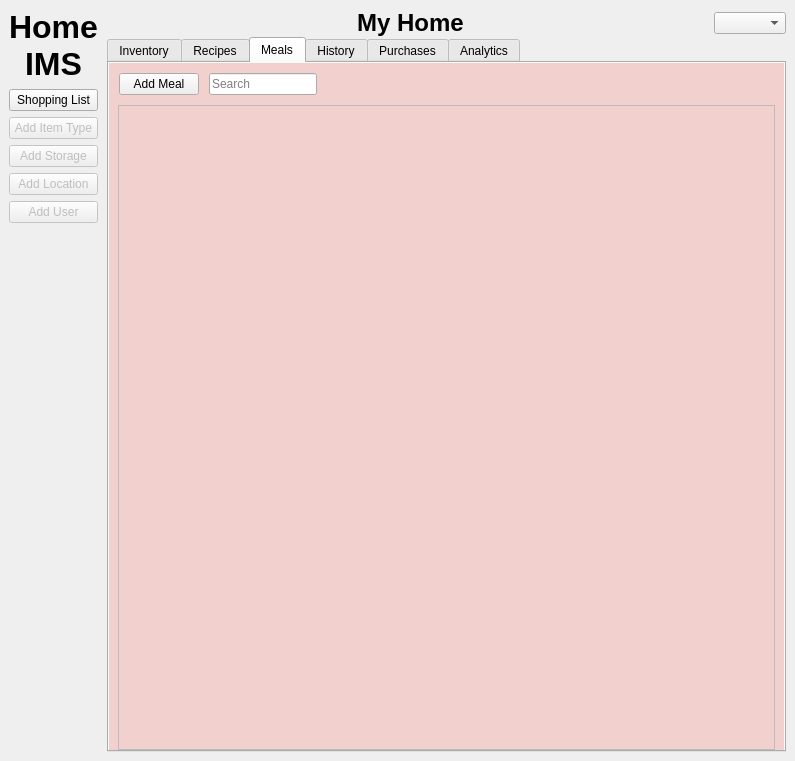
Before: the Qt Designer form home_ims/src/view/ui/main.ui in isaac-ucalgary/CPSC471_Fall2024_GroupProject, drawn with Qt 5.
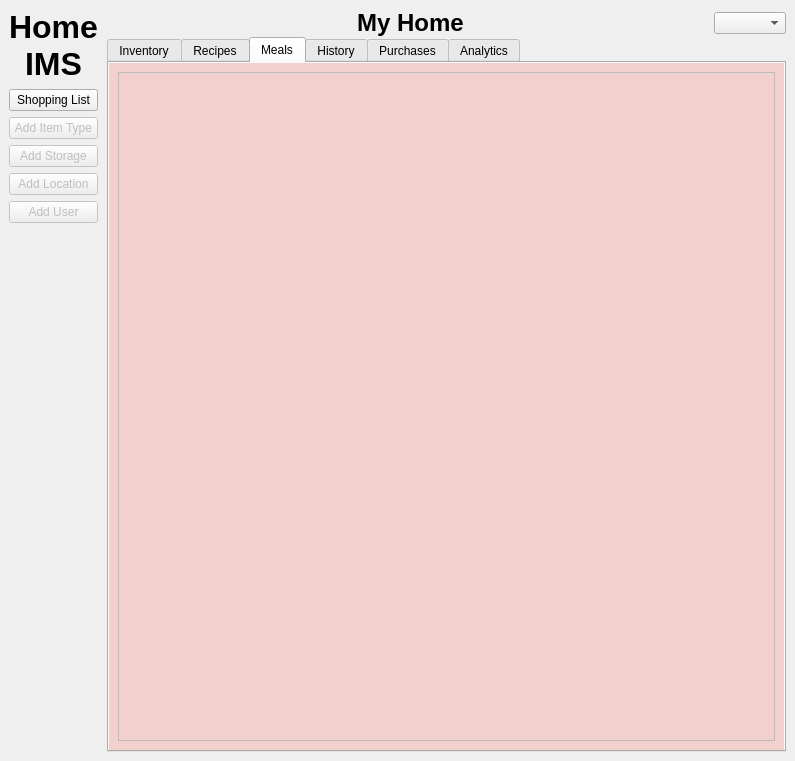
After: the same form once the commit is applied. The open tabs and pages were chosen to show the change.

```diff
--- a/home_ims/src/view/ui/main.ui
+++ b/home_ims/src/view/ui/main.ui
@@ -513,81 +513,9 @@
             <property name="bottomMargin">
              <number>0</number>
             </property>
-            <item>
-             <widget class="QWidget" name="widget_9" native="true">
-              <layout class="QHBoxLayout" name="horizontalLayout_6">
-               <property name="spacing">
-                <number>10</number>
-               </property>
-               <property name="leftMargin">
-                <number>10</number>
-               </property>
-               <property name="topMargin">
-                <number>10</number>
-               </property>
-               <property name="rightMargin">
-                <number>10</number>
-               </property>
-               <property name="bottomMargin">
-                <number>10</number>
-               </property>
-               <item>
-                <widget class="QPushButton" name="addMealBtn">
-                 <property name="enabled">
-                  <bool>true</bool>
-                 </property>
-                 <property name="text">
-                  <string>Add Meal</string>
-                 </property>
-                </widget>
-               </item>
-               <item>
-                <widget class="QLineEdit" name="mealSearch">
-                 <property name="sizePolicy">
-                  <sizepolicy hsizetype="Fixed" vsizetype="Fixed">
-                   <horstretch>0</horstretch>
-                   <verstretch>0</verstretch>
-                  </sizepolicy>
-                 </property>
-                 <property name="cursor">
-                  <cursorShape>IBeamCursor</cursorShape>
-                 </property>
-                 <property name="tabletTracking">
-                  <bool>false</bool>
-                 </property>
-                 <property name="text">
-                  <string/>
-                 </property>
-                 <property name="placeholderText">
-                  <string>Search</string>
-                 </property>
-                </widget>
-               </item>
-               <item>
-                <spacer name="horizontalSpacer_7">
-                 <property name="orientation">
-                  <enum>Qt::Horizontal</enum>
-                 </property>
-                 <property name="sizeHint" stdset="0">
-                  <size>
-                   <width>40</width>
-                   <height>20</height>
-                  </size>
-                 </property>
-                </spacer>
-               </item>
-              </layout>
-             </widget>
-            </item>
             <item>
              <widget class="QWidget" name="widget_5" native="true">
               <layout class="QVBoxLayout" name="verticalLayout_13">
-               <property name="topMargin">
-                <number>0</number>
-               </property>
-               <property name="bottomMargin">
-                <number>0</number>
-               </property>
                <item>
                 <widget class="QScrollArea" name="mealsView">
                  <property name="styleSheet">
@@ -606,7 +534,7 @@
                     <x>0</x>
                     <y>0</y>
                     <width>636</width>
-                    <height>631</height>
+                    <height>655</height>
                    </rect>
                   </property>
                   <property name="styleSheet">
```
Left out of the diff: 91 changed lines with no effect on the pictures.
